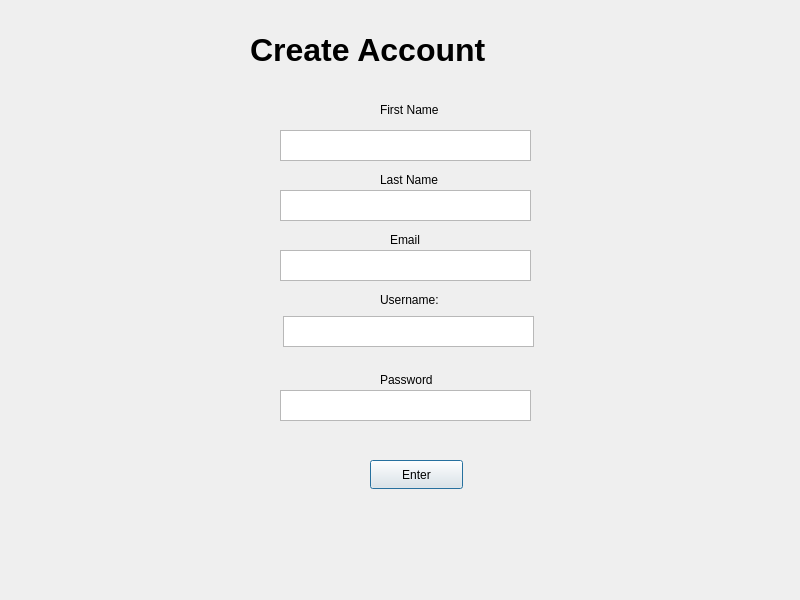
The window that res/UI Forms/CreateAccountForm.ui (gsm999/TeamBlue_Porcupass) describes before a commit, drawn with Qt 5.
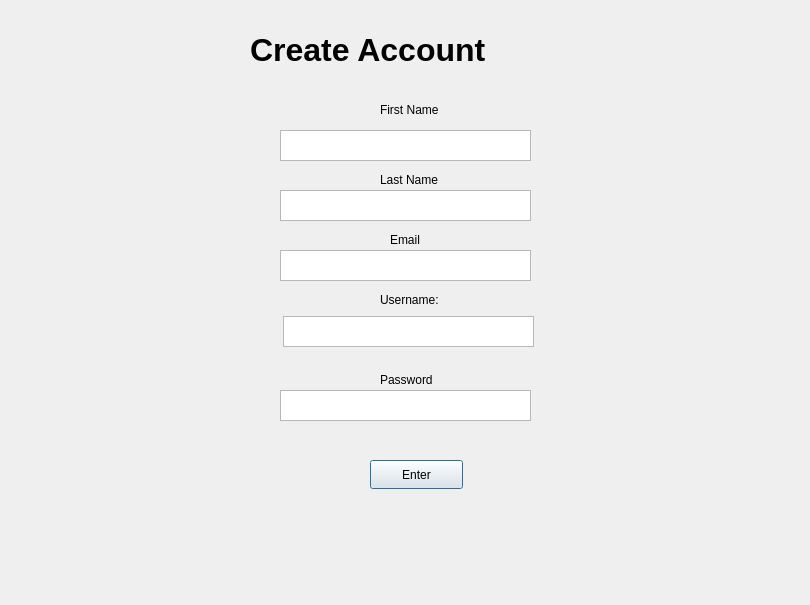
The same window after the commit.

Diff of the .ui file:
```diff
--- a/res/UI Forms/CreateAccountForm.ui
+++ b/res/UI Forms/CreateAccountForm.ui
@@ -6,8 +6,8 @@
    <rect>
     <x>0</x>
     <y>0</y>
-    <width>800</width>
-    <height>600</height>
+    <width>810</width>
+    <height>605</height>
    </rect>
   </property>
   <property name="windowTitle">
```
